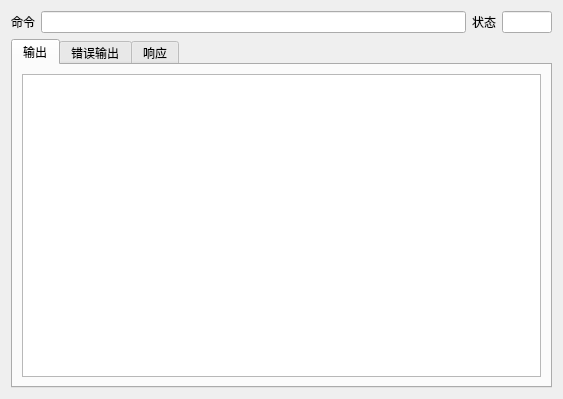
Old version of the form src/plugins/loadleveler_monitor/client_command_widget.ui in the repository cemc-oper/nwpc-monitor-app.
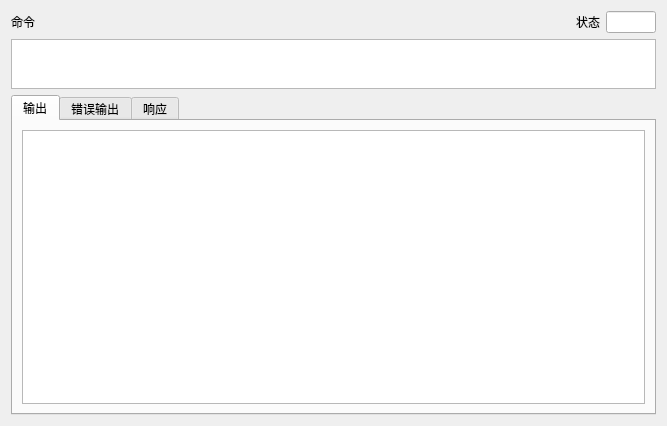
New version of the form.

```diff
--- a/src/plugins/loadleveler_monitor/client_command_widget.ui
+++ b/src/plugins/loadleveler_monitor/client_command_widget.ui
@@ -6,16 +6,18 @@
    <rect>
     <x>0</x>
     <y>0</y>
-    <width>563</width>
-    <height>399</height>
+    <width>667</width>
+    <height>426</height>
    </rect>
   </property>
   <property name="windowTitle">
    <string>Form</string>
   </property>
-  <layout class="QGridLayout" name="gridLayout_3">
+  <layout class="QGridLayout" name="gridLayout_3" rowstretch="0,1">
    <item row="0" column="0">
-    <layout class="QHBoxLayout" name="horizontalLayout">
+    <layout class="QVBoxLayout" name="verticalLayout" stretch="0,1">
+     <item>
+      <layout class="QHBoxLayout" name="horizontalLayout_2">
      <item>
       <widget class="QLabel" name="label">
        <property name="text">
@@ -24,8 +26,20 @@
       </widget>
      </item>
      <item>
-      <widget class="QLineEdit" name="command_edit"/>
-     </item>
+        <spacer name="horizontalSpacer">
+         <property name="orientation">
+          <enum>Qt::Horizontal</enum>
+         </property>
+         <property name="sizeHint" stdset="0">
+          <size>
+           <width>40</width>
+           <height>20</height>
+          </size>
+         </property>
+        </spacer>
+       </item>
+       <item>
+        <layout class="QHBoxLayout" name="horizontalLayout">
      <item>
       <widget class="QLabel" name="label_2">
        <property name="text">
@@ -47,6 +61,38 @@
          <height>16777215</height>
         </size>
        </property>
+           <property name="readOnly">
+            <bool>true</bool>
+           </property>
+          </widget>
+         </item>
+        </layout>
+       </item>
+      </layout>
+     </item>
+     <item>
+      <widget class="QTextEdit" name="command_edit">
+       <property name="sizePolicy">
+        <sizepolicy hsizetype="Expanding" vsizetype="Fixed">
+         <horstretch>0</horstretch>
+         <verstretch>0</verstretch>
+        </sizepolicy>
+       </property>
+       <property name="maximumSize">
+        <size>
+         <width>16777215</width>
+         <height>50</height>
+        </size>
+       </property>
+       <property name="horizontalScrollBarPolicy">
+        <enum>Qt::ScrollBarAlwaysOff</enum>
+       </property>
+       <property name="sizeAdjustPolicy">
+        <enum>QAbstractScrollArea::AdjustToContents</enum>
+       </property>
+       <property name="readOnly">
+        <bool>true</bool>
+       </property>
       </widget>
      </item>
     </layout>
@@ -62,7 +108,11 @@
       </attribute>
       <layout class="QGridLayout" name="gridLayout_2">
        <item row="0" column="0">
-        <widget class="QTextEdit" name="output_edit"/>
+        <widget class="QTextEdit" name="output_edit">
+         <property name="readOnly">
+          <bool>true</bool>
+         </property>
+        </widget>
        </item>
       </layout>
      </widget>
```
Left out of the diff: 14 changed lines with no effect on the pictures. Lines whose indentation alone changed are shown as unchanged.
